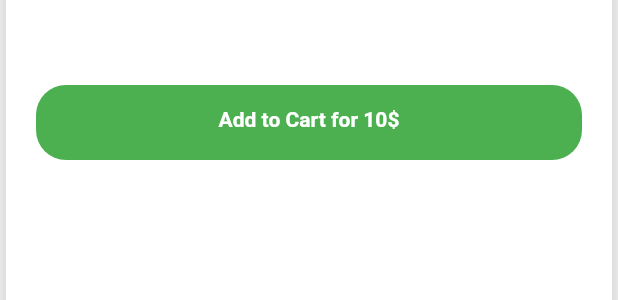
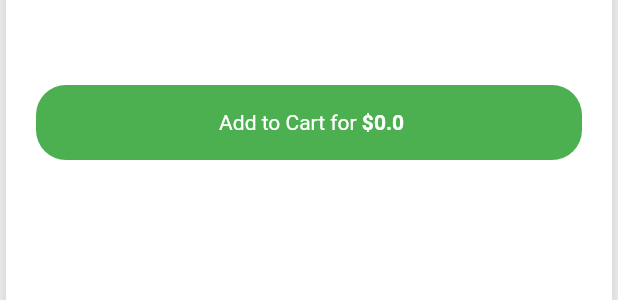
Before and after one commit to al-habibi-1107/Bookish-The-Reader-App, a Flutter app: the BookCard widget shown alone on an empty page, opened directly with empty values, on a phone screen of 412 x 824 dp. Shown: the part 656-956 px from the top of the screen. Run offline on Flutter 3.47's test engine with Material 2 defaults, Android fonts, the phone set to English and light mode, and no system bars; network calls fail.

Commit message:
Book price added

```diff
--- a/lib/models/book.dart
+++ b/lib/models/book.dart
@@ -12,6 +12,7 @@ class Book {
   final double pages;
   final String language;
   final String desc;
+  final double price;
 
   Book(
       {@required this.bookId,
@@ -22,5 +23,6 @@ class Book {
       @required this.imageUrl,
       @required this.language,
       @required this.pages,
-      @required this.desc});
+      @required this.desc,
+      @required this.price});
 }
--- a/lib/models/books.dart
+++ b/lib/models/books.dart
@@ -17,7 +17,8 @@ class Books with ChangeNotifier {
         pages: 365,
         language: 'English',
         desc:
-            'The Hunger Games universe is a dystopia set in Panem, a North American country consisting of the wealthy Capitol and 13 districts in varying states of poverty. Every year, children from the first 12 districts are selected via lottery to participate in a compulsory televised battle royale death match called The Hunger Games.'),
+            'The Hunger Games universe is a dystopia set in Panem, a North American country consisting of the wealthy Capitol and 13 districts in varying states of poverty. Every year, children from the first 12 districts are selected via lottery to participate in a compulsory televised battle royale death match called The Hunger Games.',
+        price: 12.32),
     Book(
         bookId: 3,
         author: 'J.K. Rowling',
@@ -31,7 +32,7 @@ class Books with ChangeNotifier {
         language: 'English',
         desc:
             'Harry Potter and the Philosopher\'s Stone is a fantasy novel written by British author J. K. Rowling. The first novel in the Harry Potter series and Rowling\'s debut novel, it follows Harry Potter, a young wizard who discovers his magical heritage on his eleventh birthday, when he receives a letter of acceptance to Hogwarts School of Witchcraft and Wizardry',
-    ),
+        price: 10.12),
     Book(
         bookId: 41865,
         author: 'Stephenie Meyer',
@@ -44,7 +45,7 @@ class Books with ChangeNotifier {
         language: 'English-US',
         desc:
             'Bella Swan moves from Phoenix, Arizona to live with her father in Forks, Washington to allow her mother to travel with her new husband, a minor league baseball player. After moving to Forks, Bella finds herself involuntarily drawn to a mysterious, handsome boy, Edward Cullen and eventually learns that he is a member of a vampire family which drinks animal blood rather than human blood',
-    )
+        price: 9.99)
   ];
 
   // a gatter to render the list of books
--- a/lib/widgets/book_card.dart
+++ b/lib/widgets/book_card.dart
@@ -157,11 +157,22 @@ class BookCard extends StatelessWidget {
               margin: EdgeInsets.symmetric(vertical: 10, horizontal: 20),
               height: 50,
               width: double.infinity,
-              child: Text(
-                'Add to Cart for 10\$',
-                textAlign: TextAlign.center,
-                style:
-                    TextStyle(color: Colors.white, fontWeight: FontWeight.w700),
+              child: Row(
+                mainAxisAlignment: MainAxisAlignment.center,
+                children: <Widget>[
+                  Text(
+                    'Add to Cart for  ',
+                    textAlign: TextAlign.center,
+                    style:
+                        TextStyle(color: Colors.white, fontWeight: FontWeight.w400),
+                  ),
+                  Text(
+                    '\$${currentBook.price}',
+                    textAlign: TextAlign.center,
+                    style:
+                        TextStyle(color: Colors.white, fontWeight: FontWeight.w700),
+                  ),
+                ],
               ),
             ),
           ),
```
Lines whose indentation alone changed are shown as unchanged.
